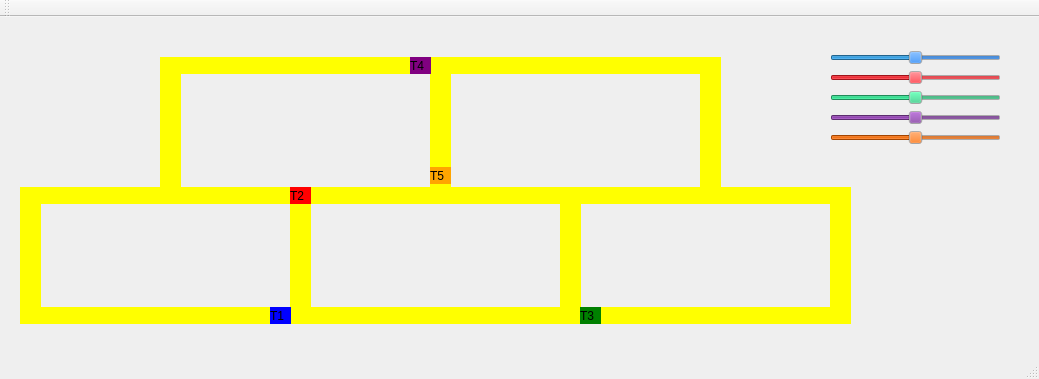
Above: mainwindow.ui from PauloVLB/Tremzao before the change. Below: the same form after it.
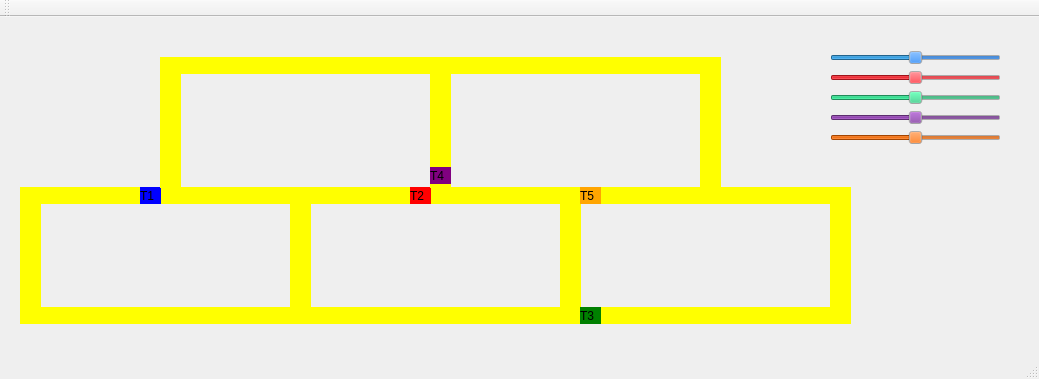
That is the form after the change.

Commit message: add functions and fix order

Diff of the .ui file:
```diff
--- a/mainwindow.ui
+++ b/mainwindow.ui
@@ -17,8 +17,8 @@
    <widget class="QLabel" name="label_trem1">
     <property name="geometry">
      <rect>
-      <x>270</x>
-      <y>290</y>
+      <x>140</x>
+      <y>170</y>
       <width>21</width>
       <height>17</height>
      </rect>
@@ -145,7 +145,7 @@
    <widget class="QLabel" name="label_trem2">
     <property name="geometry">
      <rect>
-      <x>290</x>
+      <x>410</x>
       <y>170</y>
       <width>21</width>
       <height>17</height>
@@ -305,8 +305,8 @@
    <widget class="QLabel" name="label_trem5">
     <property name="geometry">
      <rect>
-      <x>430</x>
-      <y>150</y>
+      <x>580</x>
+      <y>170</y>
       <width>21</width>
       <height>17</height>
      </rect>
@@ -321,8 +321,8 @@
    <widget class="QLabel" name="label_trem4">
     <property name="geometry">
      <rect>
-      <x>410</x>
-      <y>40</y>
+      <x>430</x>
+      <y>150</y>
       <width>21</width>
       <height>17</height>
      </rect>
```
The commit also changes 2 other files.
